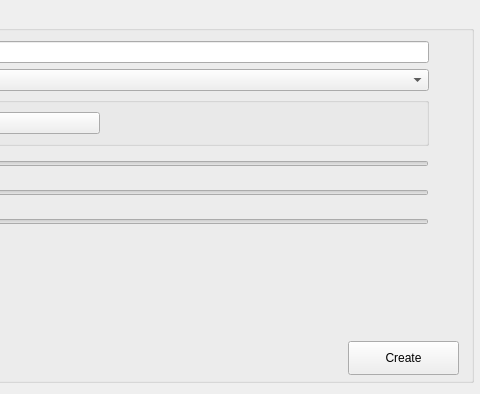
SylvainDeker/Radium-Engine, file Applications/MainApplication_BE/Gui/ui/LightCreator.ui: the form before one commit; both pictures show x 313 to 793 and y 0 to 394 of the 793 by 394 pixel window.
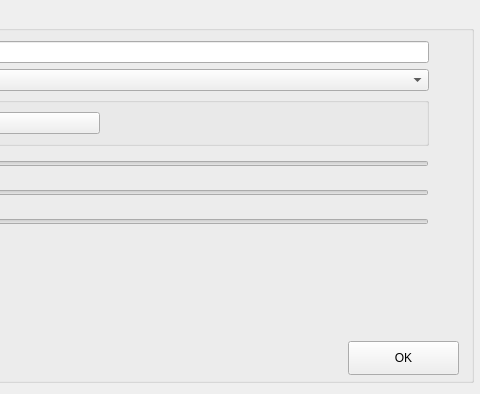
The form after the commit.

Commit message: Gui Light creator (save)

The edit to the form file:
```diff
--- a/Applications/MainApplication_BE/Gui/ui/LightCreator.ui
+++ b/Applications/MainApplication_BE/Gui/ui/LightCreator.ui
@@ -196,7 +196,7 @@
        </rect>
       </property>
       <property name="text">
-       <string>Create</string>
+       <string>OK</string>
       </property>
      </widget>
     </widget>
```
The commit also changes 2 other files.
